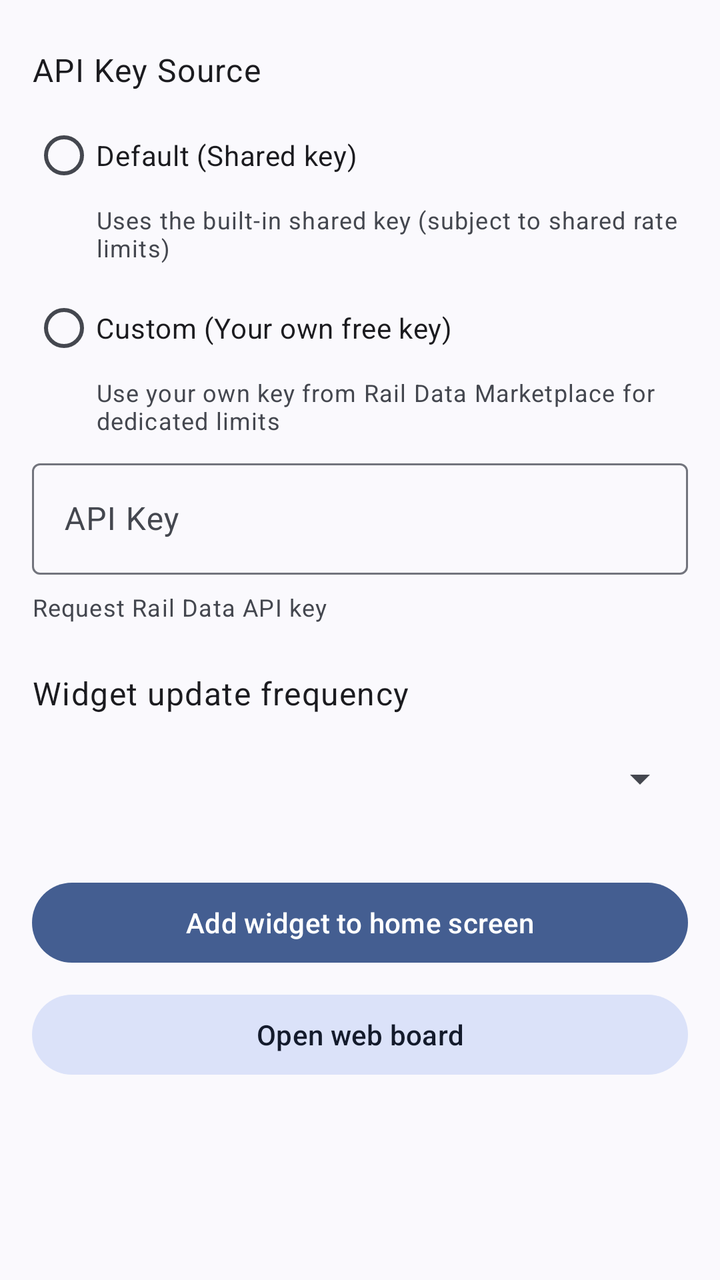
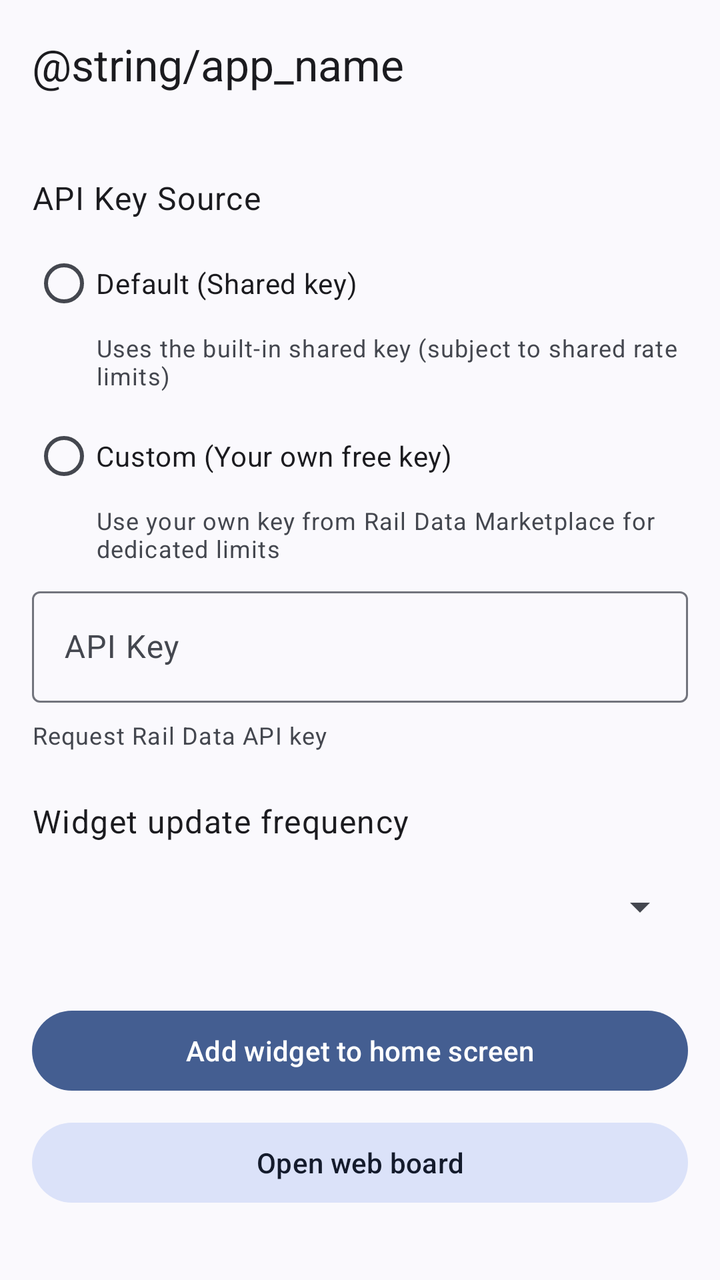

Compare the two renders of this Android layout. The source of the first and the diff that turns it into the second are given below.
<!-- AndroidManifest.xml: application theme Theme.TrainTimes -->
<!-- res/layout/activity_main.xml -->
<?xml version="1.0" encoding="utf-8"?>
<ScrollView xmlns:android="http://schemas.android.com/apk/res/android"
    xmlns:app="http://schemas.android.com/apk/res-auto"
    xmlns:tools="http://schemas.android.com/tools"
    android:layout_width="match_parent"
    android:layout_height="match_parent"
    android:fitsSystemWindows="true"
    tools:context=".MainActivity">

    <LinearLayout
        android:layout_width="match_parent"
        android:layout_height="wrap_content"
        android:orientation="vertical"
        android:padding="16dp">

        <com.google.android.material.card.MaterialCardView
            android:id="@+id/shared_key_warning_banner"
            android:layout_width="match_parent"
            android:layout_height="wrap_content"
            android:layout_marginBottom="16dp"
            android:visibility="gone"
            app:cardBackgroundColor="?attr/colorErrorContainer"
            app:strokeWidth="0dp">

            <LinearLayout
                android:layout_width="match_parent"
                android:layout_height="wrap_content"
                android:orientation="horizontal"
                android:padding="16dp"
                android:gravity="top">

                <ImageView
                    android:layout_width="24dp"
                    android:layout_height="24dp"
                    android:layout_marginTop="2dp"
                    android:src="@drawable/ic_warning"
                    app:tint="?attr/colorOnErrorContainer"
                    android:contentDescription="@null" />

                <LinearLayout
                    android:layout_width="0dp"
                    android:layout_height="wrap_content"
                    android:layout_weight="1"
                    android:layout_marginStart="16dp"
                    android:orientation="vertical">

                    <TextView
                        android:layout_width="match_parent"
                        android:layout_height="wrap_content"
                        android:text="@string/shared_key_warning"
                        android:textColor="?attr/colorOnErrorContainer"
                        android:textAppearance="?attr/textAppearanceBody2" />

                    <TextView
                        android:id="@+id/shared_key_instructions_link"
                        android:layout_width="wrap_content"
                        android:layout_height="wrap_content"
                        android:layout_marginTop="8dp"
                        android:text="@string/shared_key_instructions_link"
                        android:textColor="?attr/colorOnErrorContainer"
                        android:textAppearance="?attr/textAppearanceCaption"
                        android:textStyle="bold"
                        android:clickable="true"
                        android:focusable="true" />
                </LinearLayout>

            </LinearLayout>

        </com.google.android.material.card.MaterialCardView>

        <com.google.android.material.card.MaterialCardView
            android:id="@+id/battery_optimization_banner"
            android:layout_width="match_parent"
            android:layout_height="wrap_content"
            android:layout_marginBottom="16dp"
            android:visibility="gone"
            app:cardBackgroundColor="?attr/colorErrorContainer"
            app:strokeColor="?attr/colorError"
            app:strokeWidth="1dp">

            <LinearLayout
                android:layout_width="match_parent"
                android:layout_height="wrap_content"
                android:orientation="horizontal"
                android:padding="16dp"
                android:gravity="center_vertical">

                <ImageView
                    android:layout_width="24dp"
                    android:layout_height="24dp"
                    android:src="@drawable/ic_warning"
                    app:tint="?attr/colorOnErrorContainer"
                    android:contentDescription="@null" />

                <TextView
                    android:layout_width="0dp"
                    android:layout_height="wrap_content"
                    android:layout_weight="1"
                    android:layout_marginStart="16dp"
                    android:text="@string/battery_optimization_warning"
                    android:textColor="?attr/colorOnErrorContainer"
                    android:textAppearance="?attr/textAppearanceBody2" />

            </LinearLayout>

        </com.google.android.material.card.MaterialCardView>

        <TextView
            android:layout_width="wrap_content"
            android:layout_height="wrap_content"
            android:layout_marginTop="8dp"
            android:text="@string/api_key_source_label"
            android:textAppearance="?attr/textAppearanceBody1" />

        <RadioGroup
            android:id="@+id/api_key_source_radio_group"
            android:layout_width="match_parent"
            android:layout_height="wrap_content"
            android:layout_marginTop="8dp">

            <com.google.android.material.radiobutton.MaterialRadioButton
                android:id="@+id/radio_api_key_default"
                android:layout_width="match_parent"
                android:layout_height="wrap_content"
                android:text="@string/api_key_source_default" />

            <TextView
                android:layout_width="match_parent"
                android:layout_height="wrap_content"
                android:layout_marginStart="32dp"
                android:layout_marginBottom="8dp"
                android:text="@string/api_key_source_default_summary"
                android:textAppearance="?attr/textAppearanceCaption"
                android:textColor="?android:attr/textColorSecondary" />

            <com.google.android.material.radiobutton.MaterialRadioButton
                android:id="@+id/radio_api_key_custom"
                android:layout_width="match_parent"
                android:layout_height="wrap_content"
                android:text="@string/api_key_source_custom" />

            <TextView
                android:layout_width="match_parent"
                android:layout_height="wrap_content"
                android:layout_marginStart="32dp"
                android:layout_marginBottom="4dp"
                android:text="@string/api_key_source_custom_summary"
                android:textAppearance="?attr/textAppearanceCaption"
                android:textColor="?android:attr/textColorSecondary" />
        </RadioGroup>

        <LinearLayout
            android:id="@+id/custom_api_key_container"
            android:layout_width="match_parent"
            android:layout_height="wrap_content"
            android:orientation="vertical"
            android:layout_marginTop="4dp">

            <com.google.android.material.textfield.TextInputLayout
                android:id="@+id/api_key_input_layout"
                android:layout_width="match_parent"
                android:layout_height="wrap_content"
                android:hint="@string/api_key_hint">

                <com.google.android.material.textfield.TextInputEditText
                    android:id="@+id/api_key_input"
                    android:layout_width="match_parent"
                    android:layout_height="wrap_content"
                    android:inputType="text" />
            </com.google.android.material.textfield.TextInputLayout>

            <TextView
                android:id="@+id/request_api_key_link"
                android:layout_width="wrap_content"
                android:layout_height="wrap_content"
                android:layout_marginTop="8dp"
                android:text="@string/request_api_key"
                android:textAppearance="?attr/textAppearanceCaption"
                android:textColorLink="?attr/colorPrimary" />
        </LinearLayout>

        <TextView
            android:layout_width="wrap_content"
            android:layout_height="wrap_content"
            android:layout_marginTop="24dp"
            android:text="@string/update_frequency"
            android:textAppearance="?attr/textAppearanceBody1" />

        <Spinner
            android:id="@+id/update_frequency_spinner"
            android:layout_width="match_parent"
            android:layout_height="wrap_content"
            android:layout_marginTop="8dp"
            android:minHeight="48dp" />

        <Button
            android:id="@+id/add_to_home_button"
            android:layout_width="match_parent"
            android:layout_height="wrap_content"
            android:layout_marginTop="24dp"
            android:text="@string/add_to_home_screen" />

        <Button
            android:id="@+id/open_web_board_button"
            android:layout_width="match_parent"
            android:layout_height="wrap_content"
            android:layout_marginTop="8dp"
            style="@style/Widget.Material3.Button.TonalButton"
            android:text="@string/open_web_board" />

    </LinearLayout>
</ScrollView>
<!-- resources referenced by this layout -->
<resources>
  <!-- drawable ic_warning (drawable) -->
  <vector xmlns:android="http://schemas.android.com/apk/res/android"
      android:width="24dp"
      android:height="24dp"
      android:viewportWidth="24.0"
      android:viewportHeight="24.0">
      <path
          android:fillColor="#FF000000"
          android:pathData="M1,21h22L12,2 1,21zM13,18h-2v-2h2v2zM13,14h-2v-4h2v4z"/>
  </vector>
  <string name="add_to_home_screen">Add widget to home screen</string>
  <string name="api_key_hint">API Key</string>
  <string name="api_key_source_custom">Custom (Your own free key)</string>
  <string name="api_key_source_custom_summary">Use your own key from Rail Data Marketplace for dedicated limits</string>
  <string name="api_key_source_default">Default (Shared key)</string>
  <string name="api_key_source_default_summary">Uses the built-in shared key (subject to shared rate limits)</string>
  <string name="api_key_source_label">API Key Source</string>
  <string name="battery_optimization_warning">Background updates may be unreliable. Tap to fix.</string>
  <string name="open_web_board">Open web board</string>
  <string name="request_api_key">Request Rail Data API key</string>
  <string name="shared_key_instructions_link"><u>View instructions on getting a free key</u></string>
  <string name="shared_key_warning">You are using the shared API key. If the widget stops updating during busy hours, please sign up for your own free key in settings.</string>
  <string name="update_frequency">Widget update frequency</string>
  <style name="Theme.TrainTimes" parent="Theme.Material3.DynamicColors.DayNight">
          
      </style>
</resources>

<!-- the commit's change to res/layout/activity_main.xml (unified diff, before → after) -->
@@ -1,11 +1,33 @@
 <?xml version="1.0" encoding="utf-8"?>
-<ScrollView xmlns:android="http://schemas.android.com/apk/res/android"
+<LinearLayout xmlns:android="http://schemas.android.com/apk/res/android"
     xmlns:app="http://schemas.android.com/apk/res-auto"
     xmlns:tools="http://schemas.android.com/tools"
+    android:id="@+id/main_root"
     android:layout_width="match_parent"
     android:layout_height="match_parent"
-    android:fitsSystemWindows="true"
+    android:orientation="vertical"
+    android:background="?android:attr/colorBackground"
     tools:context=".MainActivity">
+
+    <FrameLayout
+        android:id="@+id/toolbar_container"
+        android:layout_width="match_parent"
+        android:layout_height="wrap_content"
+        android:background="?attr/colorSurface">
+
+        <com.google.android.material.appbar.MaterialToolbar
+            android:id="@+id/top_app_bar"
+            android:layout_width="match_parent"
+            android:layout_height="?attr/actionBarSize"
+            app:title="@string/app_name" />
+    </FrameLayout>
+
+    <ScrollView
+        android:id="@+id/main_scroll_view"
+        android:layout_width="match_parent"
+        android:layout_height="0dp"
+        android:layout_weight="1"
+        android:clipToPadding="false">
 
     <LinearLayout
         android:layout_width="match_parent"
@@ -209,4 +231,5 @@
             android:text="@string/open_web_board" />
 
     </LinearLayout>
-</ScrollView>
+    </ScrollView>
+</LinearLayout>
<!-- resource entries referenced after the edit -->
@@ -23,7 +23,7 @@
   <string name="shared_key_instructions_link"><u>View instructions on getting a free key</u></string>
   <string name="shared_key_warning">You are using the shared API key. If the widget stops updating during busy hours, please sign up for your own free key in settings.</string>
   <string name="update_frequency">Widget update frequency</string>
-  <style name="Theme.TrainTimes" parent="Theme.Material3.DynamicColors.DayNight">
+  <style name="Theme.TrainTimes" parent="Theme.Material3.DynamicColors.DayNight.NoActionBar">
           
       </style>
 </resources>
